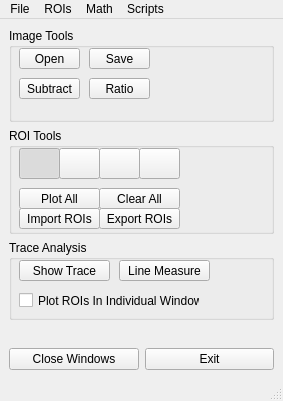
Above: gui/GlobalAnalysis.ui from flika-org/flika before the change. Below: the same form after it.
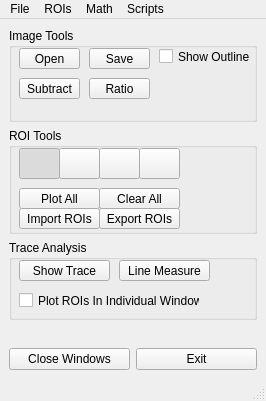
That is the form after the change. Icons and pictures are not drawn.

Diff of the .ui file:
```diff
--- a/gui/GlobalAnalysis.ui
+++ b/gui/GlobalAnalysis.ui
@@ -6,7 +6,7 @@
    <rect>
     <x>0</x>
     <y>0</y>
-    <width>283</width>
+    <width>266</width>
     <height>401</height>
    </rect>
   </property>
@@ -112,6 +112,19 @@
         <string>Save</string>
        </property>
       </widget>
+      <widget class="QCheckBox" name="outlineCheck">
+       <property name="geometry">
+        <rect>
+         <x>150</x>
+         <y>20</y>
+         <width>91</width>
+         <height>17</height>
+        </rect>
+       </property>
+       <property name="text">
+        <string>Show Outline</string>
+       </property>
+      </widget>
      </widget>
     </item>
     <item row="1" column="0">
@@ -351,7 +364,7 @@
     <rect>
      <x>0</x>
      <y>0</y>
-     <width>283</width>
+     <width>266</width>
      <height>21</height>
     </rect>
    </property>
```
Left out of the diff: 68 changed lines with no effect on the pictures.
